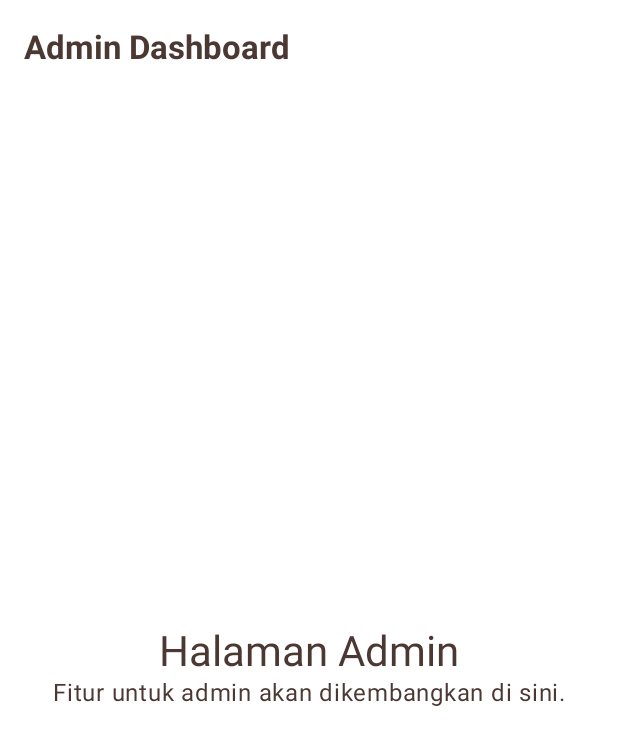
After one commit to NazmiHakim/PolattaApp, an Android app built with Jetpack Compose: the AdminScreen screen opened through its navigation route, on a phone screen of 412 x 824 dp. The commit adds this screen. Shown: the top 745 px of the screen. Run offline under Robolectric (Android 15) with nearby library versions, the phone set to English and light mode, and no system bars; our stand-ins replace Firebase (no records; nobody signed in at launch, a user with empty details on screens opened directly).

Commit message:
Feat: Implement Firebase Authentication with Email/Password and Google Sign-In
This commit introduces Firebase authentication, allowing users to log in via email/password or Google Sign-In. It also adds role-based navigation (customer/admin).

Key changes:
- **Firebase & Google Sign-In Dependencies:** Added Firebase Auth, Firestore, and Google Play Services Auth dependencies to `app/build.gradle.kts`.
- **`AuthRepository.kt`:** Created a repository to handle authentication logic with Firebase, including:
    - Getting the current user.
    - Signing in with email/password.
    - Signing in with Google (using ID token).
    - Retrieving user role from Firestore.
    - Generating Google Sign-In intent.
- **`AuthViewModel.kt`:**
    - Created a ViewModel to manage authentication state and interact with `AuthRepository`.
    - Exposes `AuthState` (Authenticated, Unauthenticated, Loading, Error) as a `StateFlow`.
    - Provides methods for email/password and Google Sign-In.
    - Includes `getGoogleSignInIntent` for initiating Google Sign-In flow.
- **`LoginScreen.kt`:**
    - New screen for user login with email/password and Google Sign-In button.
    - Uses `AuthViewModel` to handle authentication logic.
    - Navigates to the appropriate screen (Admin or Home) based on the user's role upon successful login.
- **`AdminScreen.kt`:**
    - New placeholder screen for the admin dashboard.
- **`PolattaApp.kt`:**
    - Modified to accept a `startDestination` parameter.
    - Integrated `LoginScreen` and `AdminScreen` into the navigation graph.
    - The `startDestination` is determined in `MainActivity` based on the current authentication state.
- **`MainActivity.kt`:**
    - Uses `AuthViewModel` to check if a user is already logged in.
    - Sets the initial `startDestination` for `PolattaApp` to either `Screen.Login` or `Screen.Home` based on authentication status.
- **`Navigation.kt`:**
    - Added `Screen.Login` and `Screen.Admin` to the navigation routes.
- **`User.kt`:**
    - New data class to represent user information, including `uid`, `email`, `name`, and `role`.

```diff
--- a/app/src/main/java/com/example/pondokcokelathatta/MainActivity.kt
+++ b/app/src/main/java/com/example/pondokcokelathatta/MainActivity.kt
@@ -4,13 +4,17 @@ import android.os.Bundle
 import android.util.Log
 import androidx.activity.ComponentActivity
 import androidx.activity.compose.setContent
+import androidx.activity.viewModels
 import androidx.core.view.WindowCompat
+import com.example.pondokcokelathatta.ui.navigation.Screen
 import com.example.pondokcokelathatta.ui.screens.PolattaApp
 import com.example.pondokcokelathatta.ui.theme.PondokCokelatHattaTheme
+import com.example.pondokcokelathatta.ui.viewmodel.AuthViewModel
 
 class MainActivity : ComponentActivity() {
 
     private val TAG = "MainActivityLifecycle"
+    private val authViewModel: AuthViewModel by viewModels()
 
     override fun onCreate(savedInstanceState: Bundle?) {
         super.onCreate(savedInstanceState)
@@ -19,40 +23,42 @@ class MainActivity : ComponentActivity() {
 
         setContent {
             PondokCokelatHattaTheme {
-                PolattaApp()
+                val currentUser = authViewModel.getCurrentUser()
+                val startDestination = if (currentUser == null) {
+                    Screen.Login.route
+                } else {
+                    // Jika sudah login, langsung ke Home.
+                    // Logika role-based navigation akan ditangani di dalam PolattaApp
+                    // setelah login berhasil.
+                    Screen.Home.route
+                }
+                PolattaApp(startDestination = startDestination)
             }
         }
     }
 
     override fun onStart() {
         super.onStart()
-        // Dipanggil saat aktivitas akan terlihat oleh pengguna.
         Log.d(TAG, "onStart Called")
     }
 
     override fun onResume() {
         super.onResume()
-        // Dipanggil saat aktivitas mulai berinteraksi dengan pengguna.
         Log.d(TAG, "onResume Called")
     }
 
     override fun onPause() {
         super.onPause()
-        // Dipanggil saat aktivitas lain diprioritaskan.
-        // Tempat yang baik untuk menyimpan data yang belum disimpan.
         Log.d(TAG, "onPause Called")
     }
 
     override fun onStop() {
         super.onStop()
-        // Dipanggil saat aktivitas tidak lagi terlihat oleh pengguna.
         Log.d(TAG, "onStop Called")
     }
 
     override fun onDestroy() {
         super.onDestroy()
-        // Dipanggil sebelum aktivitas dihancurkan.
-        // Lakukan pembersihan resource di sini.
         Log.d(TAG, "onDestroy Called")
     }
 }
--- /dev/null
+++ b/app/src/main/java/com/example/pondokcokelathatta/ui/screens/AdminScreen.kt
@@ -0,0 +1,51 @@
+package com.example.pondokcokelathatta.ui.screens
+
+import androidx.compose.foundation.layout.Arrangement
+import androidx.compose.foundation.layout.Column
+import androidx.compose.foundation.layout.fillMaxSize
+import androidx.compose.foundation.layout.padding
+import androidx.compose.material.icons.Icons
+import androidx.compose.material.icons.automirrored.filled.ArrowBack
+import androidx.compose.material3.*
+import androidx.compose.runtime.Composable
+import androidx.compose.ui.Alignment
+import androidx.compose.ui.Modifier
+import androidx.compose.ui.text.style.TextAlign
+import androidx.navigation.NavController
+
+@OptIn(ExperimentalMaterial3Api::class)
+@Composable
+fun AdminScreen(navController: NavController) {
+    Scaffold(
+        topBar = {
+            TopAppBar(
+                title = { Text("Admin Dashboard") },
+                navigationIcon = {
+                    // Anda bisa menambahkan tombol kembali jika diperlukan
+                    // IconButton(onClick = { navController.popBackStack() }) {
+                    //     Icon(Icons.AutoMirrored.Filled.ArrowBack, contentDescription = "Back")
+                    // }
+                }
+            )
+        }
+    ) { paddingValues ->
+        Column(
+            modifier = Modifier
+                .fillMaxSize()
+                .padding(paddingValues),
+            horizontalAlignment = Alignment.CenterHorizontally,
+            verticalArrangement = Arrangement.Center
+        ) {
+            Text(
+                text = "Halaman Admin",
+                style = MaterialTheme.typography.headlineMedium,
+                textAlign = TextAlign.Center
+            )
+            Text(
+                text = "Fitur untuk admin akan dikembangkan di sini.",
+                style = MaterialTheme.typography.bodyLarge,
+                textAlign = TextAlign.Center
+            )
+        }
+    }
+}
--- a/app/src/main/java/com/example/pondokcokelathatta/ui/screens/PolattaApp.kt
+++ b/app/src/main/java/com/example/pondokcokelathatta/ui/screens/PolattaApp.kt
@@ -29,7 +29,7 @@ import com.example.pondokcokelathatta.ui.viewmodel.MenuViewModel
 
 @OptIn(ExperimentalMaterial3Api::class)
 @Composable
-fun PolattaApp() {
+fun PolattaApp(startDestination: String) {
     val navController = rememberNavController()
     val menuViewModel: MenuViewModel = viewModel()
 
@@ -39,8 +39,19 @@ fun PolattaApp() {
 
     NavHost(
         navController = navController,
-        startDestination = Screen.Home.route,
+        startDestination = startDestination,
     ) {
+        composable(Screen.Login.route) {
+            LoginScreen { role ->
+                val destination = if (role == "admin") Screen.Admin.route else Screen.Home.route
+                navController.navigate(destination) {
+                    popUpTo(Screen.Login.route) { inclusive = true }
+                }
+            }
+        }
+        composable(Screen.Admin.route) {
+            AdminScreen(navController = navController)
+        }
         composable(Screen.Home.route) {
             Scaffold(
                 bottomBar = { BottomNavBar(navController = navController) }
@@ -163,11 +174,10 @@ fun PolattaApp() {
                         colors = TopAppBarDefaults.topAppBarColors(containerColor = Color.White)
                     )
                 },
-                // Hapus bottomBar agar tidak ada navigasi ganda
             ) { innerPadding ->
                 CheckoutScreen(
                     menuViewModel = menuViewModel,
-                    navController = navController, // Teruskan navController
+                    navController = navController,
                     modifier = Modifier.padding(innerPadding)
                 )
             }
@@ -182,7 +192,6 @@ fun PolattaApp() {
                 },
                 bottomBar = { BottomNavBar(navController = navController) }
             ) { innerPadding ->
-                // Teruskan menuViewModel ke StatusScreenContent
                 StatusScreenContent(
                     modifier = Modifier.padding(innerPadding),
                     menuViewModel = menuViewModel
```
Also changed, not shown: app/build.gradle.kts (+13 -1 lines), app/src/main/java/com/example/pondokcokelathatta/data/model/User.kt (added, +8 -0 lines), app/src/main/java/com/example/pondokcokelathatta/data/repository/AuthRepository.kt (added, +38 -0 lines), app/src/main/java/com/example/pondokcokelathatta/ui/navigation/Navigation.kt (+4 -5 lines), app/src/main/java/com/example/pondokcokelathatta/ui/screens/LoginScreen.kt (added, +95 -0 lines), app/src/main/java/com/example/pondokcokelathatta/ui/viewmodel/AuthViewModel.kt (added, +63 -0 lines).
